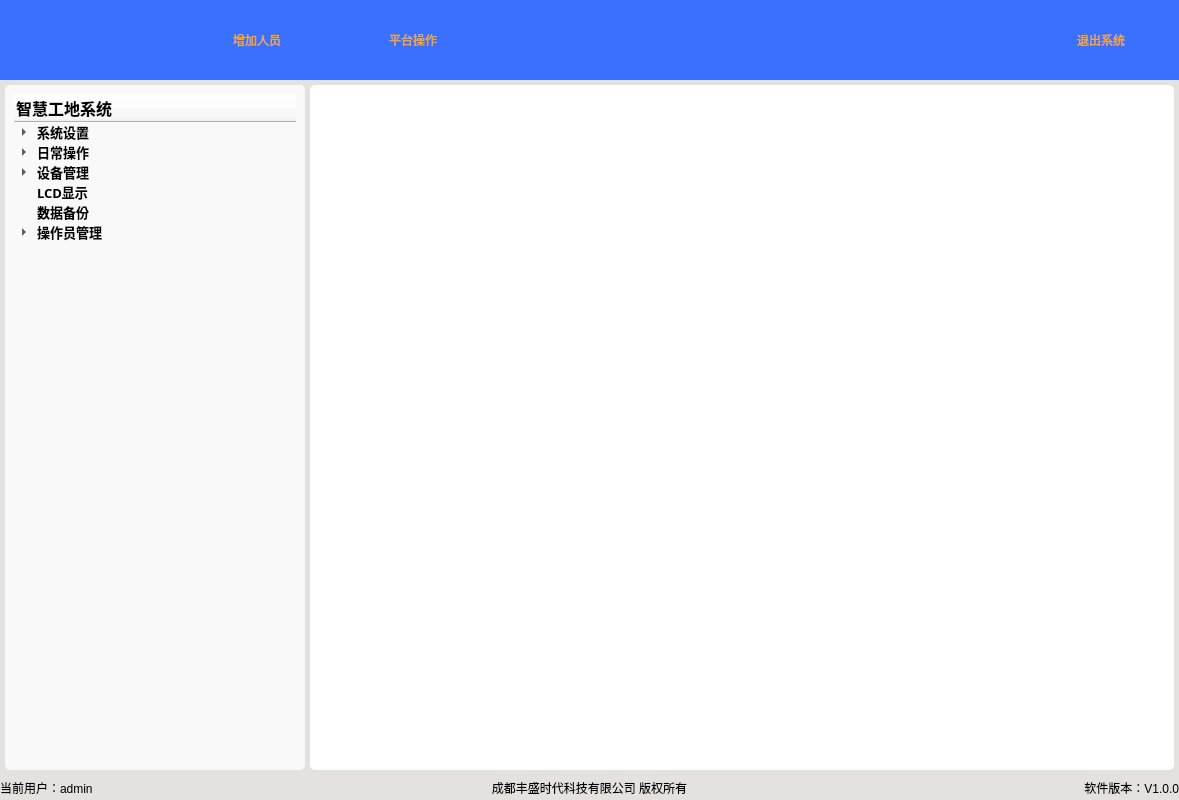
Old version of the form views/mainUi.ui in the repository jamesandjim/wisdom_site.
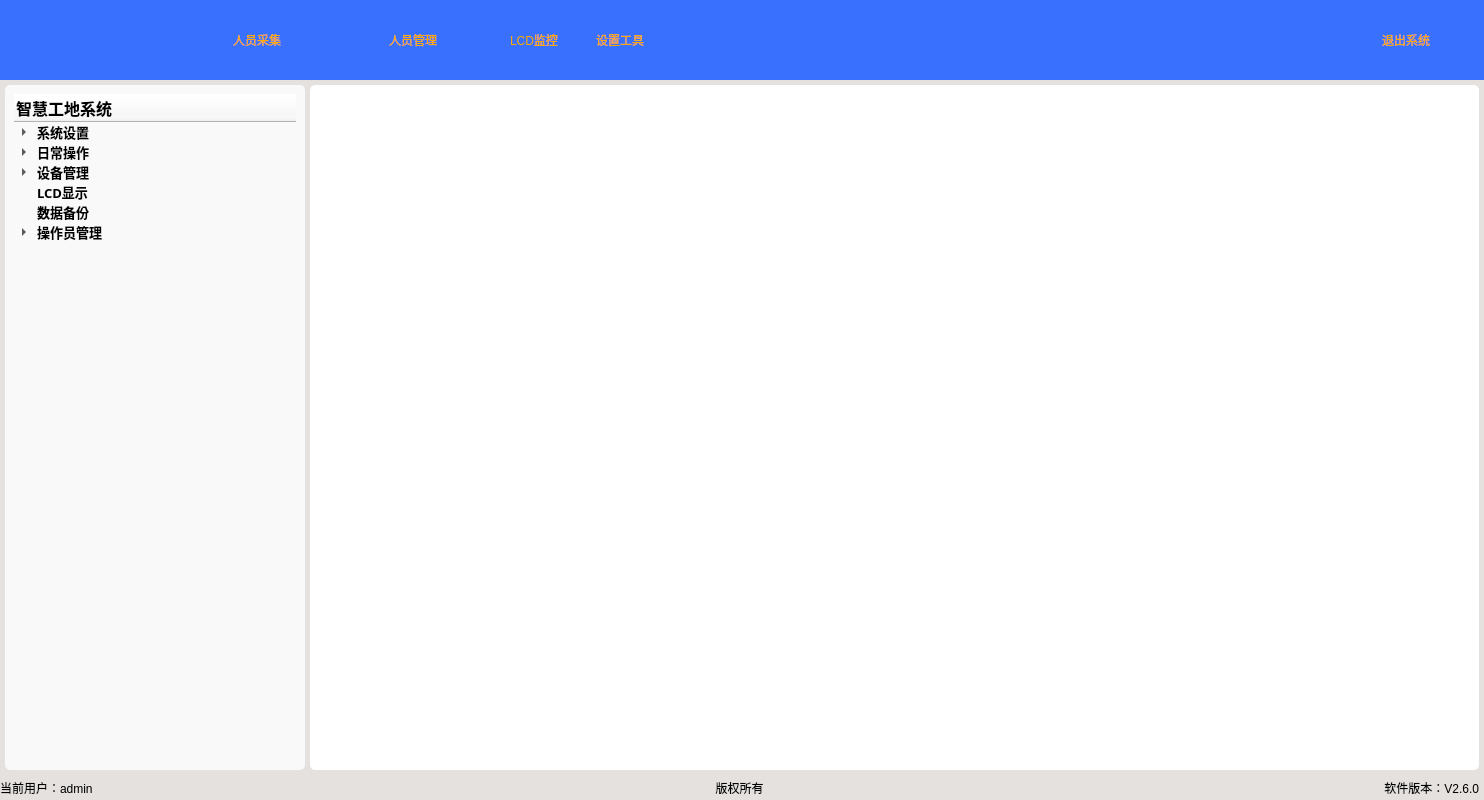
New version of the form. Icons and pictures are not drawn.

Patch:
```diff
--- a/views/mainUi.ui
+++ b/views/mainUi.ui
@@ -9,7 +9,7 @@
    <rect>
     <x>0</x>
     <y>0</y>
-    <width>1179</width>
+    <width>1484</width>
     <height>800</height>
    </rect>
   </property>
@@ -168,7 +168,7 @@
 color: rgb(255, 170, 0);</string>
             </property>
             <property name="text">
-             <string>增加人员</string>
+             <string>人员采集</string>
             </property>
             <property name="icon">
              <iconset resource="../resource.qrc">
@@ -210,7 +210,7 @@
 color: rgb(255, 170, 0);</string>
             </property>
             <property name="text">
-             <string>平台操作</string>
+             <string>人员管理</string>
             </property>
             <property name="icon">
              <iconset resource="../resource.qrc">
@@ -227,6 +227,54 @@
             </property>
            </widget>
           </item>
+          <item>
+           <widget class="QPushButton" name="pb_lcdMonitor">
+            <property name="styleSheet">
+             <string notr="true">font: 75 14pt &quot;微软雅黑&quot;;
+color: rgb(255, 170, 0);</string>
+            </property>
+            <property name="text">
+             <string>LCD监控</string>
+            </property>
+            <property name="icon">
+             <iconset resource="../resource.qrc">
+              <normaloff>:/ico/resource/ico/lcd.png</normaloff>:/ico/resource/ico/lcd.png</iconset>
+            </property>
+            <property name="iconSize">
+             <size>
+              <width>70</width>
+              <height>70</height>
+             </size>
+            </property>
+            <property name="flat">
+             <bool>true</bool>
+            </property>
+           </widget>
+          </item>
+          <item>
+           <widget class="QPushButton" name="pb_tools">
+            <property name="styleSheet">
+             <string notr="true">font: 75 14pt &quot;微软雅黑&quot;;
+color: rgb(255, 170, 0);</string>
+            </property>
+            <property name="text">
+             <string>设置工具</string>
+            </property>
+            <property name="icon">
+             <iconset resource="../resource.qrc">
+              <normaloff>:/ico/resource/ico/tools.png</normaloff>:/ico/resource/ico/tools.png</iconset>
+            </property>
+            <property name="iconSize">
+             <size>
+              <width>70</width>
+              <height>70</height>
+             </size>
+            </property>
+            <property name="flat">
+             <bool>true</bool>
+            </property>
+           </widget>
+          </item>
           <item>
            <spacer name="horizontalSpacer">
             <property name="orientation">
@@ -661,7 +709,7 @@
           </size>
          </property>
          <property name="text">
-          <string>成都丰盛时代科技有限公司 版权所有</string>
+          <string>版权所有</string>
          </property>
          <property name="alignment">
           <set>Qt::AlignCenter</set>
@@ -671,13 +719,29 @@
        <item>
         <widget class="QLabel" name="lable_ver">
          <property name="text">
-          <string>软件版本：V1.0.0</string>
+          <string>软件版本：V2.6.0</string>
          </property>
          <property name="alignment">
           <set>Qt::AlignRight|Qt::AlignTrailing|Qt::AlignVCenter</set>
          </property>
         </widget>
        </item>
+       <item>
+        <spacer name="horizontalSpacer_4">
+         <property name="orientation">
+          <enum>Qt::Horizontal</enum>
+         </property>
+         <property name="sizeType">
+          <enum>QSizePolicy::Fixed</enum>
+         </property>
+         <property name="sizeHint" stdset="0">
+          <size>
+           <width>5</width>
+           <height>20</height>
+          </size>
+         </property>
+        </spacer>
+       </item>
       </layout>
      </item>
     </layout>
```
Left out of the diff: 2 changed lines with no effect on the pictures.
